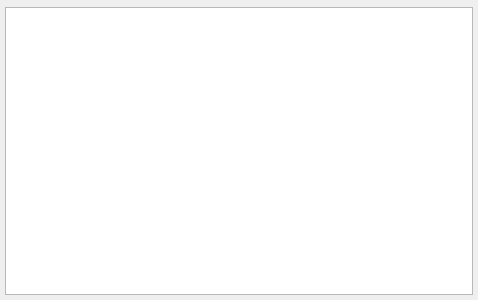
Before: the Qt Designer form quickevent/app/quickevent/plugins/CardReader/src/cardreaderwidget.ui in Quick-Event/quickbox, drawn with Qt 5.
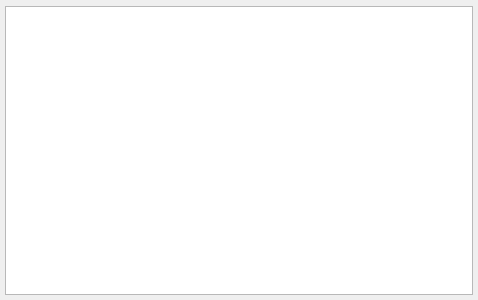
After: the same form once the commit is applied. Custom widgets are drawn as their Qt base class.

Patch:
```diff
--- a/quickevent/app/quickevent/plugins/CardReader/src/cardreaderwidget.ui
+++ b/quickevent/app/quickevent/plugins/CardReader/src/cardreaderwidget.ui
@@ -15,13 +15,13 @@
   </property>
   <layout class="QVBoxLayout" name="verticalLayout">
    <property name="spacing">
-    <number>2</number>
+    <number>5</number>
    </property>
    <property name="leftMargin">
     <number>5</number>
    </property>
    <property name="topMargin">
-    <number>5</number>
+    <number>1</number>
    </property>
    <property name="rightMargin">
     <number>5</number>
```
